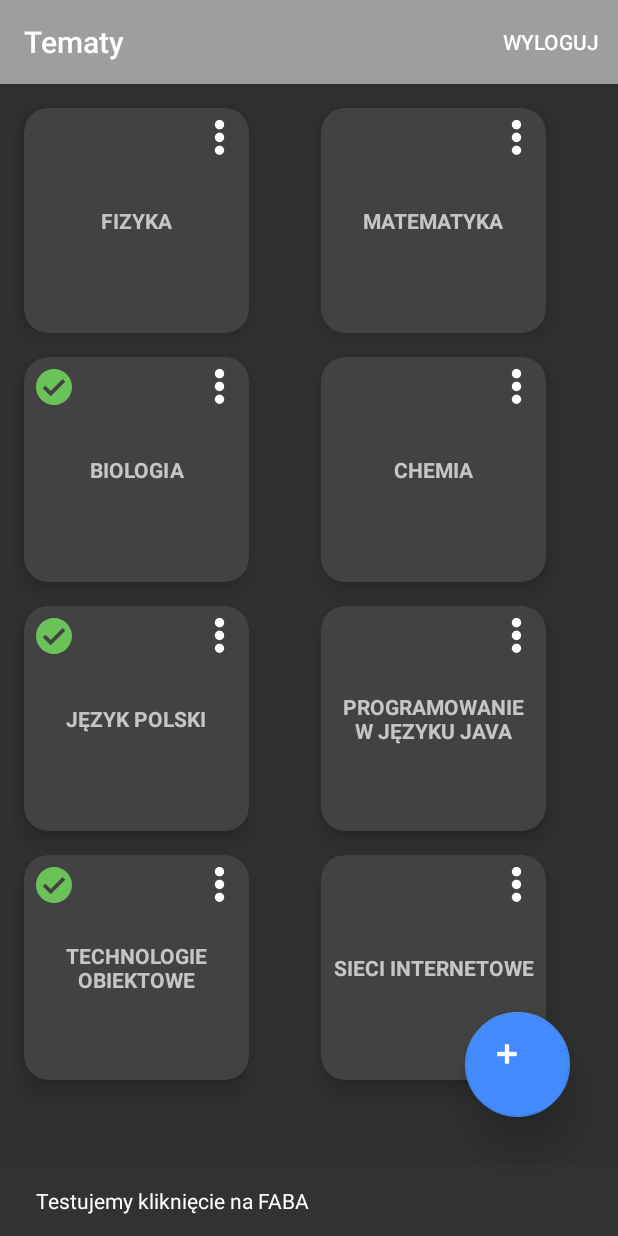
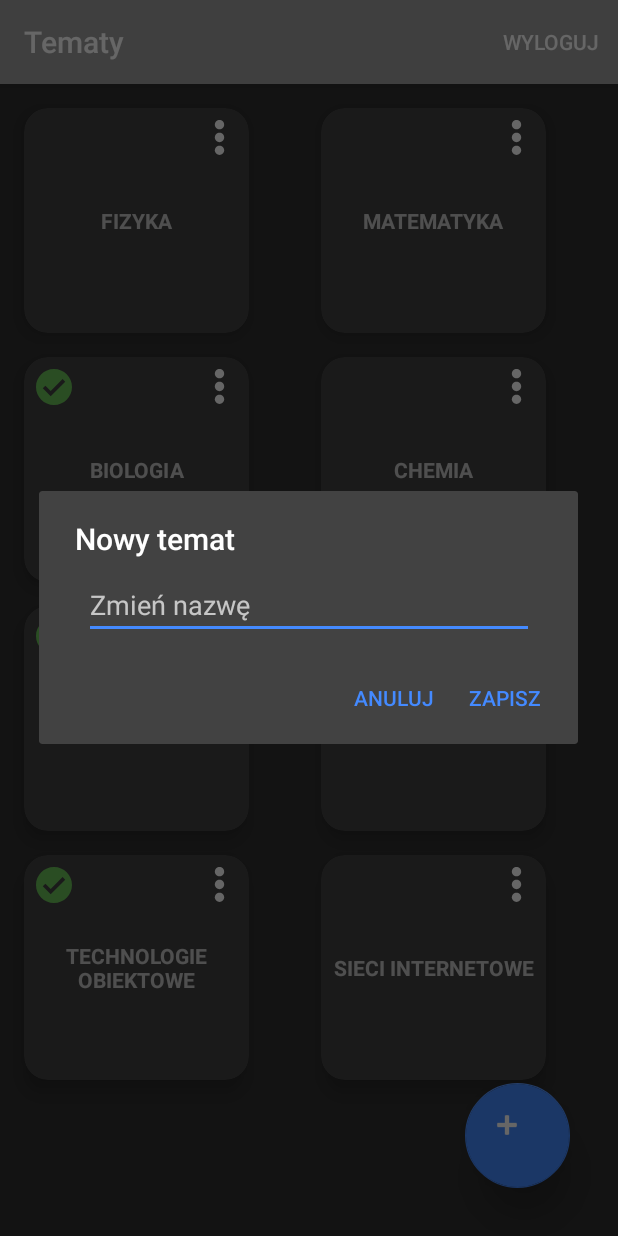
Before and after one commit to czapiewskimateusz/Ucznik, an Android app: the TopicsActivity screen opened directly, with no data from a screen before it, after a tap on an icon or button, on a phone screen of 412 x 824 dp. Run offline under Robolectric (Android 15) with nearby library versions, the phone set to English and light mode, and no system bars.

Commit message:
rename and add topic

```diff
--- a/app/src/main/java/com/ucznik/presenter/LoginPresenter.kt
+++ b/app/src/main/java/com/ucznik/presenter/LoginPresenter.kt
@@ -1,5 +1,6 @@
 package com.ucznik.presenter
 
+import android.annotation.SuppressLint
 import android.content.Context
 import android.content.Intent
 import android.text.TextUtils
@@ -23,6 +24,7 @@ class LoginPresenter(private val view: ILoginView, private val context: Context)
         }
     }
 
+    @SuppressLint("CommitPrefEdits")
     private fun saveUsersId(id: Int) {
         val sharedPref = context.getSharedPreferences(context.getString(R.string.preference_file_key), Context.MODE_PRIVATE)
         with(sharedPref.edit()) {
@@ -65,6 +67,7 @@ class LoginPresenter(private val view: ILoginView, private val context: Context)
 
     private fun startTopicsActivity() {
         val intent = Intent(context, TopicsActivity::class.java)
+        intent.flags = Intent.FLAG_ACTIVITY_NEW_TASK or Intent.FLAG_ACTIVITY_CLEAR_TASK
         context.startActivity(intent)
     }
 
--- /dev/null
+++ b/app/src/main/java/com/ucznik/view/RenameDialog.kt
@@ -0,0 +1,49 @@
+package com.ucznik.view
+
+import android.annotation.SuppressLint
+import android.app.AlertDialog
+import android.app.Dialog
+import android.app.DialogFragment
+import android.content.Context
+import android.os.Bundle
+import android.text.TextUtils
+import com.ucznik.ucznik.R
+import kotlinx.android.synthetic.main.dialog_topic_rename.view.*
+
+/**
+ * Created by Mateusz on 23.02.2018.
+ */
+class RenameDialog: DialogFragment() {
+
+    private var renameDialogListener: RenameDialogListener? = null
+    var newName: String? = null
+    var currName: String? = null
+    var position: Int? = null
+
+    interface  RenameDialogListener {
+        fun onDialogPositiveClick(renameDialog: RenameDialog)
+    }
+
+    override fun onAttach(context: Context?) {
+        super.onAttach(context)
+        if (context is RenameDialogListener) renameDialogListener = context
+    }
+
+    @SuppressLint("InflateParams")
+    override fun onCreateDialog(savedInstanceState: Bundle?): Dialog {
+        val builder = AlertDialog.Builder(activity)
+        val inflater = activity.layoutInflater
+        val view = inflater.inflate(R.layout.dialog_topic_rename,null)
+        builder.setTitle(currName ?: getString(R.string.new_topic))
+                .setView(view)
+                .setPositiveButton(getString(R.string.save)) { _, _ ->
+                    newName = view.renameET.text.toString()
+                    if (!TextUtils.isEmpty(newName)) renameDialogListener?.onDialogPositiveClick(this)
+                }
+                .setNegativeButton(getString(R.string.cancel)){ dialogInterface, _ ->
+                    dialogInterface.dismiss()
+                }
+        return builder.create()
+    }
+
+}
--- a/app/src/main/java/com/ucznik/view/TopicsActivity.kt
+++ b/app/src/main/java/com/ucznik/view/TopicsActivity.kt
@@ -1,20 +1,27 @@
 package com.ucznik.view
 
+import android.os.Bundle
+import android.os.Handler
+import android.support.design.widget.Snackbar
+import android.support.v4.app.FragmentActivity
 import android.support.v7.app.AppCompatActivity
-import android.os.Bundle
-import android.support.design.widget.Snackbar
-import android.support.v7.widget.DefaultItemAnimator
+
 import android.support.v7.widget.GridLayoutManager
 import android.support.v7.widget.RecyclerView
 import android.view.Menu
 import android.view.MenuItem
-import android.widget.Toast
 import com.ucznik.model.Topic
 import com.ucznik.model.TopicsAdapter
+import com.ucznik.presenter.TopicsPresenter
 import com.ucznik.ucznik.R
+import com.ucznik.view.interfaces.ITopicsView
 import kotlinx.android.synthetic.main.activity_topics.*
 
-class TopicsActivity : AppCompatActivity() {
+class TopicsActivity : AppCompatActivity(), RenameDialog.RenameDialogListener, ITopicsView {
+
+    private val topicPresenter = TopicsPresenter(this, this)
+    private var topics = Topic.getSampleData()
+    private var topicsAdapter: TopicsAdapter? = null
 
     override fun onCreate(savedInstanceState: Bundle?) {
         super.onCreate(savedInstanceState)
@@ -26,31 +33,45 @@ class TopicsActivity : AppCompatActivity() {
 
     override fun onCreateOptionsMenu(menu: Menu?): Boolean {
         val inflater = menuInflater
-        inflater.inflate(R.menu.topics_menu,menu)
+        inflater.inflate(R.menu.topics_menu, menu)
         return true
     }
 
     override fun onOptionsItemSelected(item: MenuItem?): Boolean {
-        when(item?.itemId){
-            R.id.logout_menu -> logout()
+        when (item?.itemId) {
+            R.id.logout_menu -> topicPresenter.logout()
         }
         return super.onOptionsItemSelected(item)
     }
 
-    private fun logout() {
-        Toast.makeText(this,"WYLOGOWANIE",Toast.LENGTH_SHORT).show()
+    override fun onDialogPositiveClick(renameDialog: RenameDialog) {
+        val topicName = renameDialog.newName.toString()
+        if (renameDialog.position != null) topics[renameDialog.position!!].name = topicName
+        else {
+            addNewTopic(topicName)
+        }
+        topicsAdapter?.notifyDataSetChanged()
+    }
+
+    private fun addNewTopic(topicName: String) {
+        topics.add(Topic(412, topicName, false))
+        Handler().postDelayed({
+            topicsRV.smoothScrollToPosition(topics.size)
+        }, 350)
     }
 
     private fun initFAB() {
         topicsFAB.setOnClickListener({
-            Snackbar.make(it, "Testujemy kliknięcie na FABA", Snackbar.LENGTH_SHORT).show()
+            val renameDialog = RenameDialog()
+            renameDialog.show(this.fragmentManager, "rename_dialog")
         })
     }
 
     private fun initRV() {
         topicsRV.layoutManager = GridLayoutManager(this, 2)
         topicsRV.setHasFixedSize(true)
-        topicsRV.adapter = TopicsAdapter(Topic.getSampleData(), this)
+        topicsAdapter = TopicsAdapter(topics, this, this)
+        topicsRV.adapter = topicsAdapter
         addOnScrollListener()
     }
 
--- /dev/null
+++ b/app/src/main/java/com/ucznik/view/interfaces/ITopicView.kt
@@ -0,0 +1,8 @@
+package com.ucznik.view.interfaces
+
+/**
+ * Created by Mateusz on 23.02.2018.
+ */
+interface ITopicsView {
+
+}
--- /dev/null
+++ b/app/src/main/res/layout/dialog_topic_rename.xml
@@ -0,0 +1,27 @@
+<?xml version="1.0" encoding="utf-8"?>
+<android.support.constraint.ConstraintLayout xmlns:android="http://schemas.android.com/apk/res/android"
+    xmlns:app="http://schemas.android.com/apk/res-auto"
+    xmlns:tools="http://schemas.android.com/tools"
+    android:layout_width="wrap_content"
+    android:layout_height="wrap_content">
+
+    <EditText
+        android:id="@+id/renameET"
+        android:layout_width="wrap_content"
+        android:layout_height="wrap_content"
+        android:layout_margin="8dp"
+        android:width="300dp"
+        android:layout_marginBottom="8dp"
+        android:hint="@string/rename_topic"
+        android:inputType="text"
+        android:lines="4"
+        android:maxLength="40"
+        android:maxLines="4"
+        android:scrollbars="vertical"
+        android:singleLine="false"
+        app:layout_constraintBottom_toBottomOf="parent"
+        app:layout_constraintLeft_toLeftOf="parent"
+        app:layout_constraintRight_toRightOf="parent"
+        app:layout_constraintTop_toTopOf="parent" />
+
+</android.support.constraint.ConstraintLayout>
--- a/app/src/main/res/layout/topic_item.xml
+++ b/app/src/main/res/layout/topic_item.xml
@@ -57,6 +57,7 @@
             android:layout_marginTop="8dp"
             android:contentDescription="@string/topic_options_desc"
             android:scaleType="fitEnd"
+            android:visibility="visible"
             app:layout_constraintEnd_toEndOf="parent"
             app:layout_constraintTop_toTopOf="parent"
             card_view:layout_constraintRight_toRightOf="parent"
--- a/app/src/main/res/values/strings.xml
+++ b/app/src/main/res/values/strings.xml
@@ -24,4 +24,7 @@
     <string name="mark_done">Oznacz jako wykonane</string>
     <string name="mark_undone">Oznacz jako niewykonane</string>
     <string name="topic_options_desc">Opcje tematu</string>
+    <string name="save">zapisz</string>
+    <string name="cancel">anuluj</string>
+    <string name="new_topic">Nowy temat</string>
 </resources>
```
Also changed, not shown: app/src/main/java/com/ucznik/model/TopicsAdapter.kt (+14 -2 lines), app/src/main/java/com/ucznik/presenter/TopicsPresenter.kt (added, +36 -0 lines).
